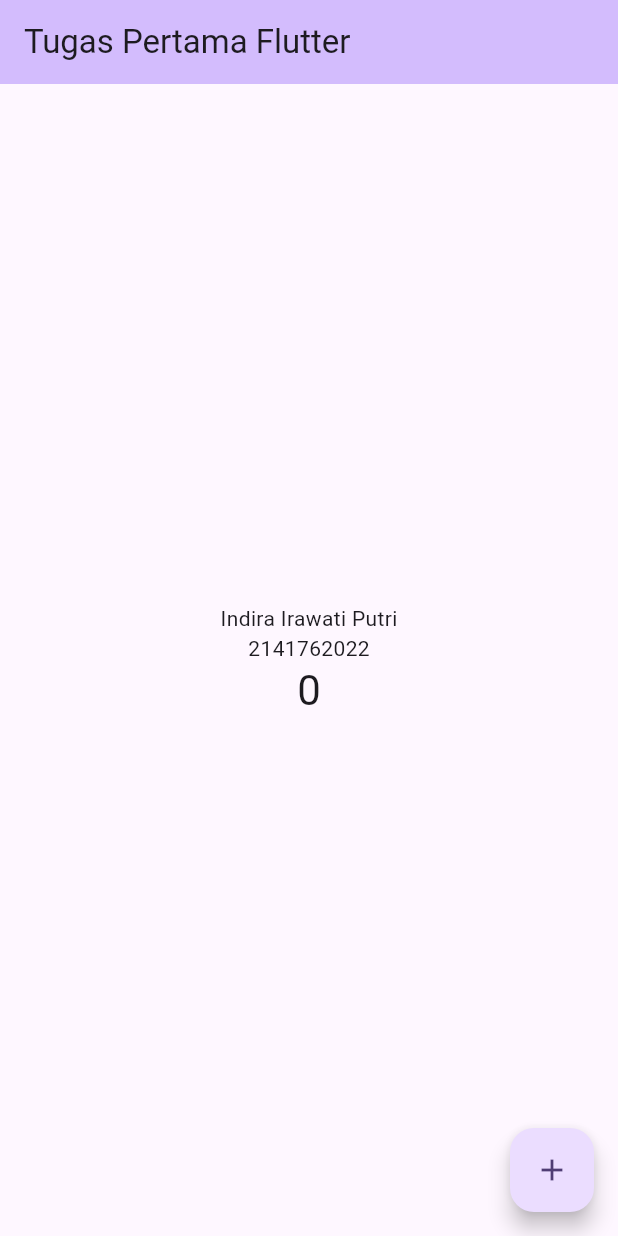
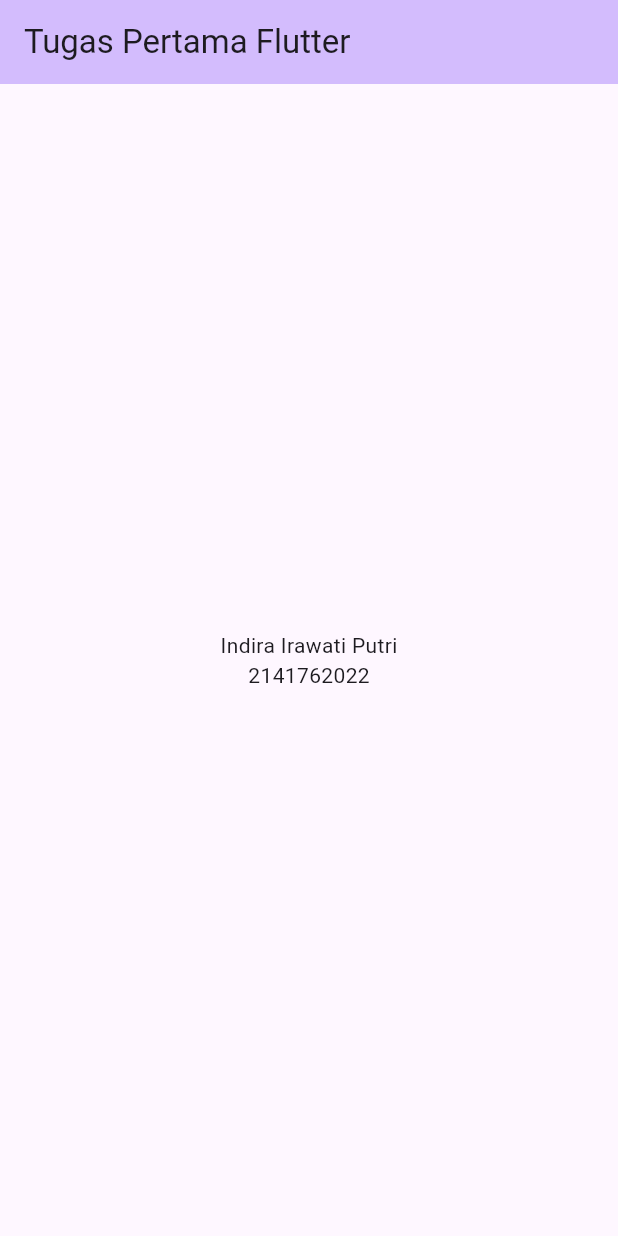
Before and after one commit to indira2906/hello_world, a Flutter app: the screen it shows after launch, on a phone screen of 412 x 824 dp. Run offline on Flutter 3.47's test engine with Material 2 defaults, Android fonts, the phone set to English and light mode, and no system bars.

Commit message:
hello_world

```diff
--- a/lib/main.dart
+++ b/lib/main.dart
@@ -111,18 +111,18 @@ class _MyHomePageState extends State<MyHomePage> {
             const Text(
               '2141762022',
             ),
-            Text(
-              '$_counter',
-              style: Theme.of(context).textTheme.headlineMedium,
-            ),
+            //Text(
+            //'$_counter',
+            //style: Theme.of(context).textTheme.headlineMedium,
+            //),
           ],
         ),
       ),
-      floatingActionButton: FloatingActionButton(
-        onPressed: _incrementCounter,
-        tooltip: 'Increment',
-        child: const Icon(Icons.add),
-      ), // This trailing comma makes auto-formatting nicer for build methods.
+      //floatingActionButton: FloatingActionButton(
+      //onPressed: _incrementCounter,
+      //tooltip: 'Increment',
+      //child: const Icon(Icons.add),
+      //), // This trailing comma makes auto-formatting nicer for build methods.
     );
   }
 }
```
